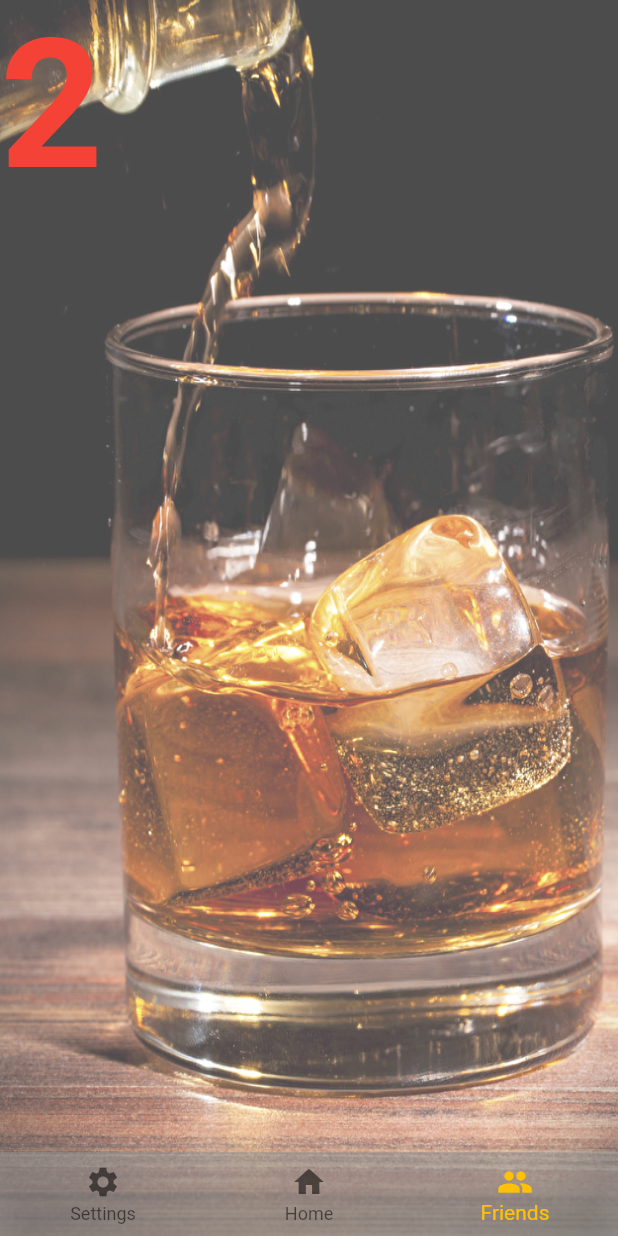
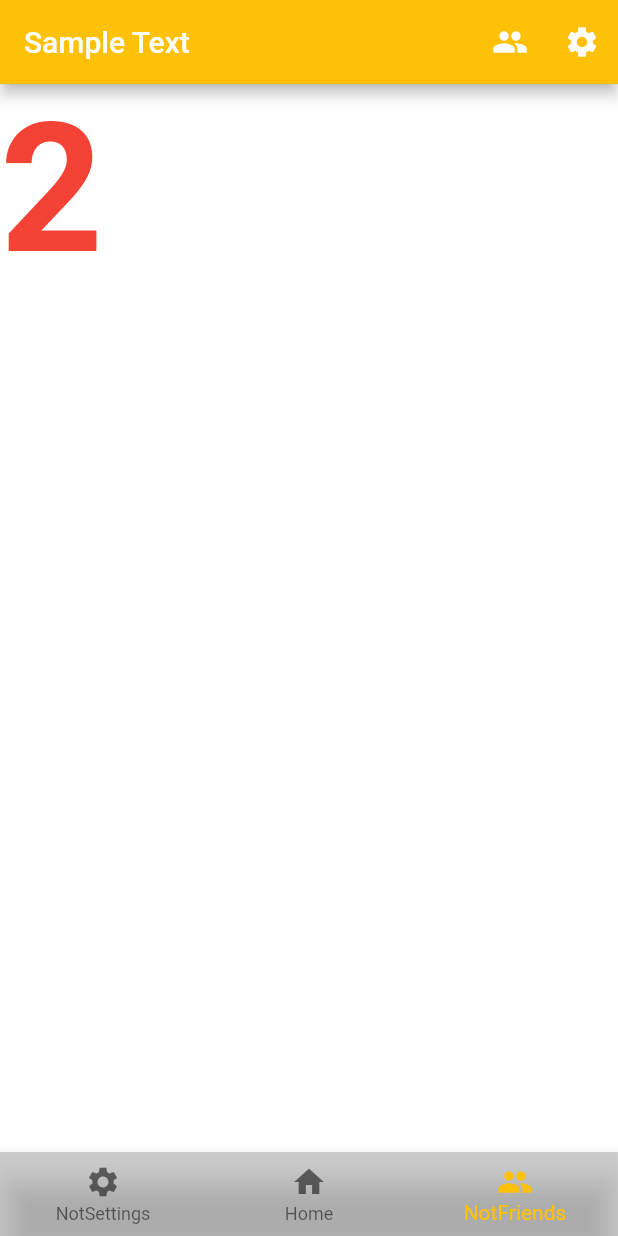
Before and after one commit to gyaur/DrunkGuide, a Flutter app: the screen it shows after launch, item 3 of the bottom bar chosen, on a phone screen of 412 x 824 dp. Run offline on Flutter 3.47's test engine with Material 2 defaults, Android fonts, the light colour scheme and no system bars.

Commit message:
Added Appbar and added buttons to appbar

```diff
--- a/drunk_guide/lib/main_screen.dart
+++ b/drunk_guide/lib/main_screen.dart
@@ -1,4 +1,4 @@
-import 'package:drunk_guide/settings_screen.dart';
+import 'package:drunk_guide/home_screen.dart';
 import 'package:flutter/material.dart';
 
 class MainScreen extends StatefulWidget {
@@ -10,10 +10,10 @@ class MainScreen extends StatefulWidget {
 
 class _MainScreenState extends State<MainScreen> {
   List<Widget> pages = [
-    SettingsScreen(),
-    Text("1",
+    Text("0",
         style: TextStyle(
             fontWeight: FontWeight.bold, fontSize: 120, color: Colors.red)),
+    HomeScreen(),
     Text("2",
         style: TextStyle(
             fontWeight: FontWeight.bold, fontSize: 120, color: Colors.red))
@@ -26,22 +26,29 @@ class _MainScreenState extends State<MainScreen> {
 
   @override
   Widget build(BuildContext context) {
-    return Container(
-      decoration: BoxDecoration(
-        image: DecorationImage(
-            fit: BoxFit.fill,
-            image: AssetImage("assets/temp_background.jpg"),
-            colorFilter: ColorFilter.mode(
-                Colors.transparent.withOpacity(0.7), BlendMode.dstATop)),
+    return Scaffold(
+      appBar: AppBar(
+        title: Text("Sample Text"),
+        backgroundColor: Colors.amber,
+        actions: <Widget>[
+          IconButton(
+            onPressed: () {},
+            icon: Icon(Icons.people),
           ),
-      child: Scaffold(
+          IconButton(
+              icon: Icon(Icons.settings),
+              onPressed: () {
+                Navigator.pushNamed(context, '/SettingsScreen');
+              }),
+        ],
+      ),
       backgroundColor: Colors.transparent,
       body: Container(child: pages[selectedIndex]),
       bottomNavigationBar: BottomNavigationBar(
         items: [
-            bottomNavigationBarItemBuilder(Icons.settings, "Settings"),
+          bottomNavigationBarItemBuilder(Icons.settings, "NotSettings"),
           bottomNavigationBarItemBuilder(Icons.home, "Home"),
-            bottomNavigationBarItemBuilder(Icons.people, "Friends"),
+          bottomNavigationBarItemBuilder(Icons.people, "NotFriends"),
         ],
         selectedItemColor: Colors.amber,
         backgroundColor: Colors.grey.withAlpha(120),
@@ -52,7 +59,6 @@ class _MainScreenState extends State<MainScreen> {
           });
         },
       ),
-      ),
     );
   }
 }
```
Lines whose indentation alone changed are shown as unchanged.
